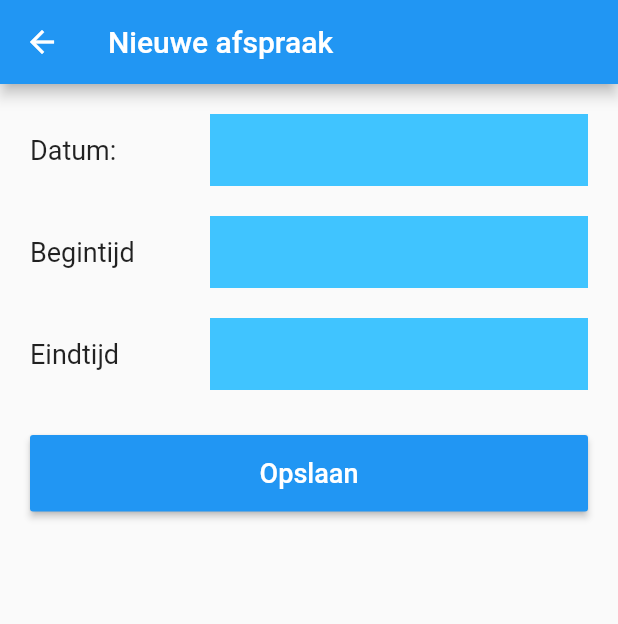
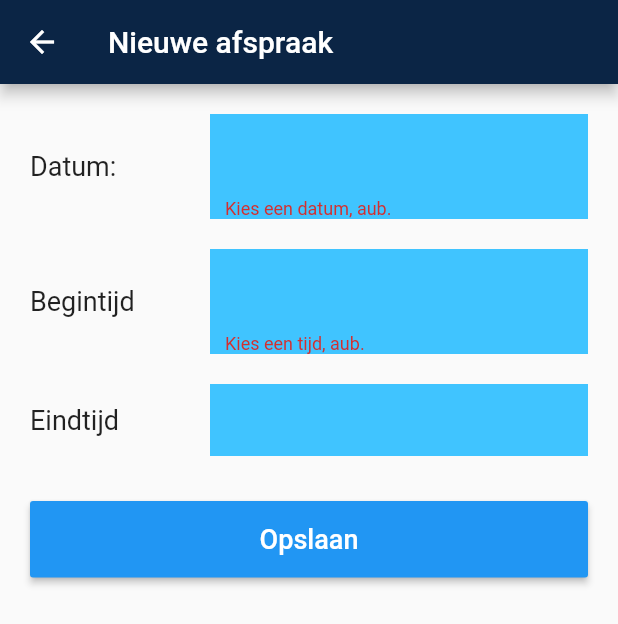
Before and after one commit to shabrany/dlc, a Flutter app: the FormNewLesson screen opened directly, after a tap on "Opslaan", on a phone screen of 412 x 824 dp. Shown: the top 624 px of the screen. Run offline on Flutter 3.47's test engine with Material 2 defaults, Android fonts, the phone set to English and light mode, and no system bars; our stand-ins replace sqflite; accounts and stored records are empty.

Commit message:
Add app colors and add validation before adding new record

```diff
--- a/lib/main.dart
+++ b/lib/main.dart
@@ -1,5 +1,6 @@
 import 'package:flutter/material.dart';
 import './ui/lessons.dart';
+import './ui/app_colors.dart' as AppColors;
 
 void main() => runApp(new MyApp());
 
@@ -11,6 +12,9 @@ class MyApp extends StatelessWidget {
       builder: (context, child) => _mediaQuery(context, child),
       title: 'Digitale Rijleskaart',
       home: new MainPage(),
+      theme: ThemeData(
+        primaryColor: AppColors.primary,
+      ),
     );
   }
 
@@ -54,7 +58,7 @@ class _MainPageState extends State<MainPage> {
           new BottomNavigationBarItem(icon: Icon(Icons.star), title: Text("Vaardigheden")),
         ],
         onTap: navigationTapped,
-        currentIndex: _currentPage
+        currentIndex: _currentPage,
       ),
     );
   }
--- a/lib/ui/create_lesson.dart
+++ b/lib/ui/create_lesson.dart
@@ -18,6 +18,7 @@ class _FormNewLessonState extends State<FormNewLesson> {
   final _endTimeController = new TextEditingController();
 
   final GlobalKey<FormState>_formKey = new GlobalKey<FormState>();
+  var passKey = new GlobalKey<FormFieldState>();
 
   Lesson lesson = new Lesson();
   LessonProvider provider = new LessonProvider();
@@ -88,6 +89,11 @@ class _FormNewLessonState extends State<FormNewLesson> {
       controller: _dateController,
       decoration: textInputDecoration(),
       onSaved: (String value) => lesson.date = value,
+      validator: (value) {
+        if (value.isEmpty) {
+          return "Kies een datum, aub.";
+        }
+      },
     );
     Row _fieldGroup = this._buildFormRowField('Datum:', _dateField);
     return new GestureDetector(
@@ -102,6 +108,11 @@ class _FormNewLessonState extends State<FormNewLesson> {
       onSaved: (String value) => lesson.startTime = value,
       controller: _startTimeController,
       keyboardType: TextInputType.datetime,
+      validator: (value) {
+        if (value.isEmpty) {
+          return "Kies een tijd, aub.";
+        }
+      },
     );
 
     Row _fieldGroup = this._buildFormRowField('Begintijd', _textField);
@@ -116,8 +127,7 @@ class _FormNewLessonState extends State<FormNewLesson> {
     TextFormField _textField = TextFormField(
       decoration: textInputDecoration(),
       onSaved: (String value) => lesson.endTime = value,
-      controller: _endTimeController,
-      keyboardType: TextInputType.datetime,
+      controller: _endTimeController
     );
 
     Row _fieldGroup = this._buildFormRowField('Eindtijd', _textField);
@@ -174,14 +184,22 @@ class _FormNewLessonState extends State<FormNewLesson> {
 
   void _createAppointment() {
 
+
+    if (_formKey.currentState.validate()) {
+
       _formKey.currentState.save();
 
       provider.init().then((value) {
         provider.insert(lesson);
+
+        Navigator.pop(context, 'saved');
       });
+    }
 
 
-    Navigator.pop(context, 'saved');
+
+
+
   }
 
   @override
```
Also changed, not shown: lib/ui/app_colors.dart (added, +9 -0 lines), lib/ui/lessons.dart (+9 -8 lines), lib/util/database_helper.dart (added, +32 -0 lines). Lines whose indentation alone changed are shown as unchanged.
